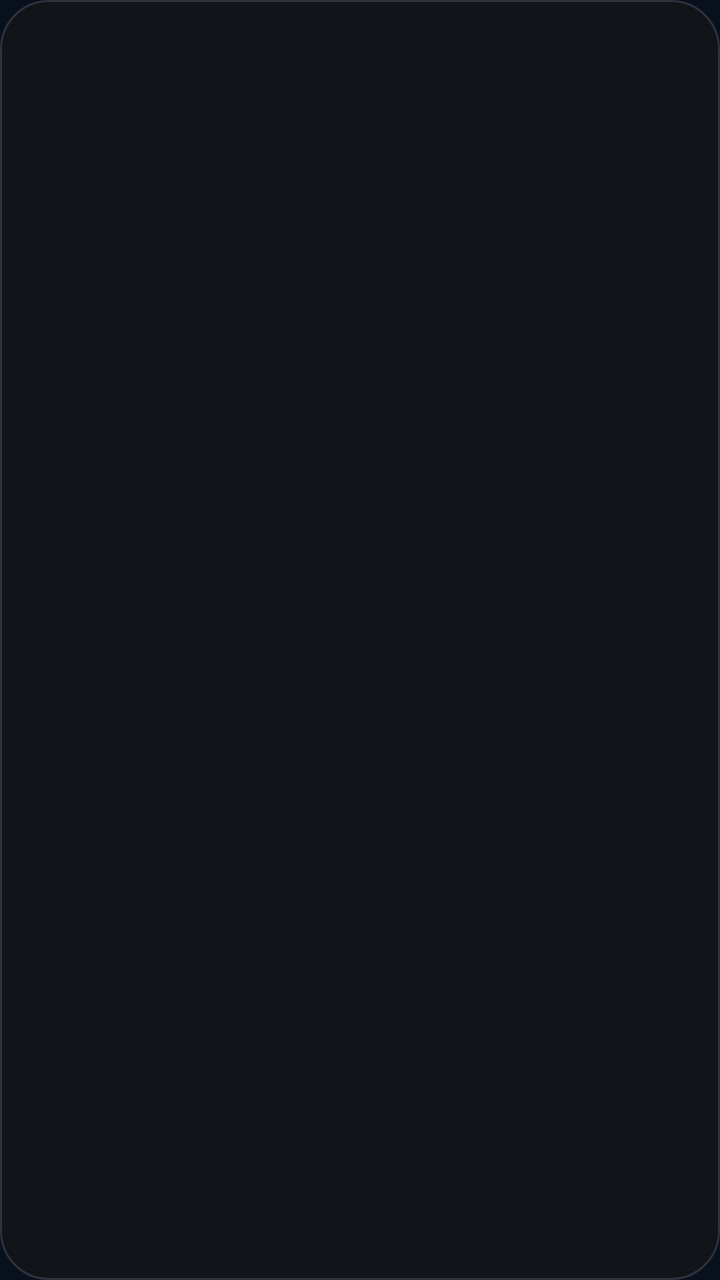
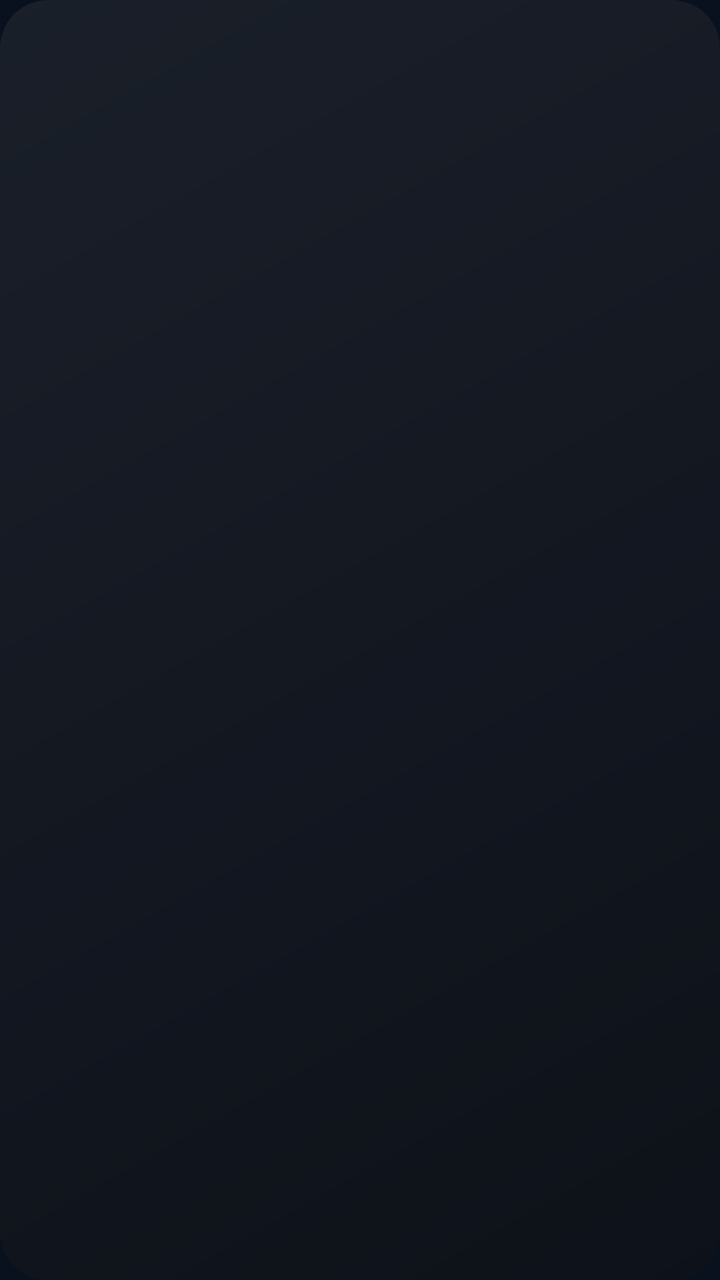

Compare the two renders of this Android layout. The source of the first and the diff that turns it into the second are given below.
<!-- AndroidManifest.xml: application theme AppTheme -->
<!-- res/layout/usage_widget.xml -->
<FrameLayout xmlns:android="http://schemas.android.com/apk/res/android" android:id="@+id/widget_root" android:layout_width="match_parent" android:layout_height="match_parent" android:background="@drawable/widget_background" android:clipToOutline="true">
    <ImageView android:id="@+id/widget_image" android:layout_width="match_parent" android:layout_height="match_parent" android:scaleType="fitCenter" android:importantForAccessibility="yes" android:contentDescription="@string/app_name" />
    <ImageView android:id="@+id/widget_refresh" android:layout_width="44dp" android:layout_height="44dp" android:layout_gravity="top|end" android:padding="12dp" android:src="@drawable/ic_refresh" android:contentDescription="Refresh usage from PC" android:visibility="gone" />
</FrameLayout>
<!-- resources referenced by this layout -->
<resources>
  <!-- drawable ic_refresh (drawable) -->
  <vector xmlns:android="http://schemas.android.com/apk/res/android" android:width="24dp" android:height="24dp" android:viewportWidth="24" android:viewportHeight="24" android:tint="#FF8FE3CD">
      <path android:fillColor="#FFFFFFFF" android:pathData="M17.65,6.35C16.2,4.9 14.21,4 12,4c-4.42,0 -7.99,3.58 -7.99,8s3.57,8 7.99,8c3.73,0 6.84,-2.55 7.73,-6h-2.08c-0.82,2.33 -3.04,4 -5.65,4 -3.31,0 -6,-2.69 -6,-6s2.69,-6 6,-6c1.66,0 3.14,0.69 4.22,1.78L13,11h7V4l-2.35,2.35z"/>
  </vector>
  <!-- drawable widget_background (drawable) -->
  <shape xmlns:android="http://schemas.android.com/apk/res/android"><solid android:color="#F2121519" /><corners android:radius="24dp" /><stroke android:width="1dp" android:color="#24FFFFFF" /></shape>
  <string name="app_name">UsageNotch</string>
  <style name="AppTheme" parent="android:style/Theme.Material.NoActionBar">
          <item name="android:fontFamily">sans</item><item name="android:windowLightStatusBar">false</item>
          <item name="android:windowBackground">#09111F</item><item name="android:colorAccent">#ABE7DD</item>
          <item name="android:windowActionModeOverlay">true</item>
      </style>
</resources>

<!-- the commit's change to res/layout/usage_widget.xml (unified diff, before → after) -->
@@ -1,4 +1,5 @@
 <FrameLayout xmlns:android="http://schemas.android.com/apk/res/android" android:id="@+id/widget_root" android:layout_width="match_parent" android:layout_height="match_parent" android:background="@drawable/widget_background" android:clipToOutline="true">
     <ImageView android:id="@+id/widget_image" android:layout_width="match_parent" android:layout_height="match_parent" android:scaleType="fitCenter" android:importantForAccessibility="yes" android:contentDescription="@string/app_name" />
-    <ImageView android:id="@+id/widget_refresh" android:layout_width="44dp" android:layout_height="44dp" android:layout_gravity="top|end" android:padding="12dp" android:src="@drawable/ic_refresh" android:contentDescription="Refresh usage from PC" android:visibility="gone" />
+    <ImageView android:id="@+id/widget_refresh" android:layout_width="40dp" android:layout_height="40dp" android:layout_gravity="top|end" android:layout_margin="2dp" android:padding="11dp" android:src="@drawable/ic_refresh" android:contentDescription="@string/widget_refresh" android:visibility="gone" />
+    <ProgressBar android:id="@+id/widget_progress" style="?android:attr/progressBarStyleSmall" android:layout_width="18dp" android:layout_height="18dp" android:layout_gravity="top|end" android:layout_marginTop="13dp" android:layout_marginEnd="13dp" android:indeterminateTint="#FF8FE3CD" android:contentDescription="@string/widget_refreshing" android:visibility="gone" />
 </FrameLayout>
<!-- resource entries referenced after the edit -->
@@ -5,8 +5,10 @@
       <path android:fillColor="#FFFFFFFF" android:pathData="M17.65,6.35C16.2,4.9 14.21,4 12,4c-4.42,0 -7.99,3.58 -7.99,8s3.57,8 7.99,8c3.73,0 6.84,-2.55 7.73,-6h-2.08c-0.82,2.33 -3.04,4 -5.65,4 -3.31,0 -6,-2.69 -6,-6s2.69,-6 6,-6c1.66,0 3.14,0.69 4.22,1.78L13,11h7V4l-2.35,2.35z"/>
   </vector>
   <!-- drawable widget_background (drawable) -->
-  <shape xmlns:android="http://schemas.android.com/apk/res/android"><solid android:color="#F2121519" /><corners android:radius="24dp" /><stroke android:width="1dp" android:color="#24FFFFFF" /></shape>
+  <shape xmlns:android="http://schemas.android.com/apk/res/android"><gradient android:angle="315" android:startColor="#E01B202A" android:endColor="#CC0E1117" /><corners android:radius="24dp" /></shape>
   <string name="app_name">UsageNotch</string>
+  <string name="widget_refresh">Refresh usage from PC</string>
+  <string name="widget_refreshing">Refreshing</string>
   <style name="AppTheme" parent="android:style/Theme.Material.NoActionBar">
           <item name="android:fontFamily">sans</item><item name="android:windowLightStatusBar">false</item>
           <item name="android:windowBackground">#09111F</item><item name="android:colorAccent">#ABE7DD</item>
